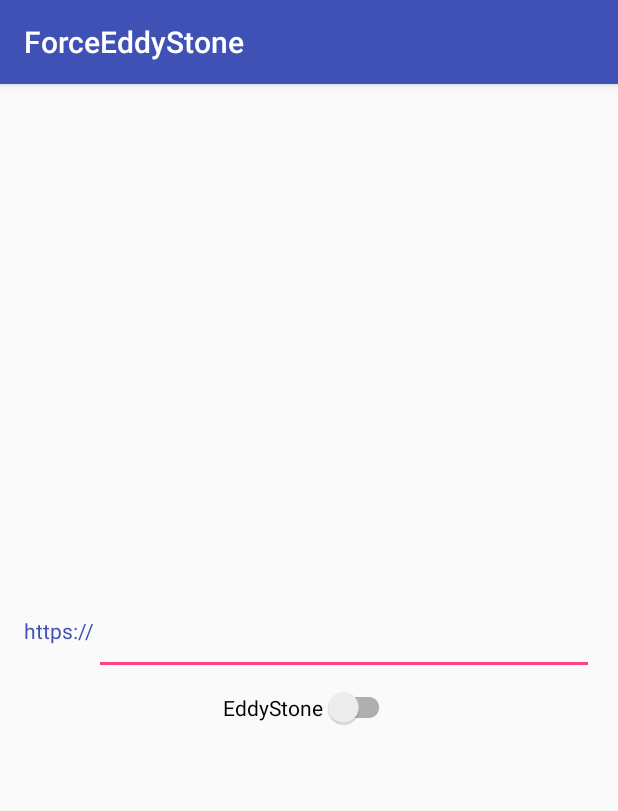
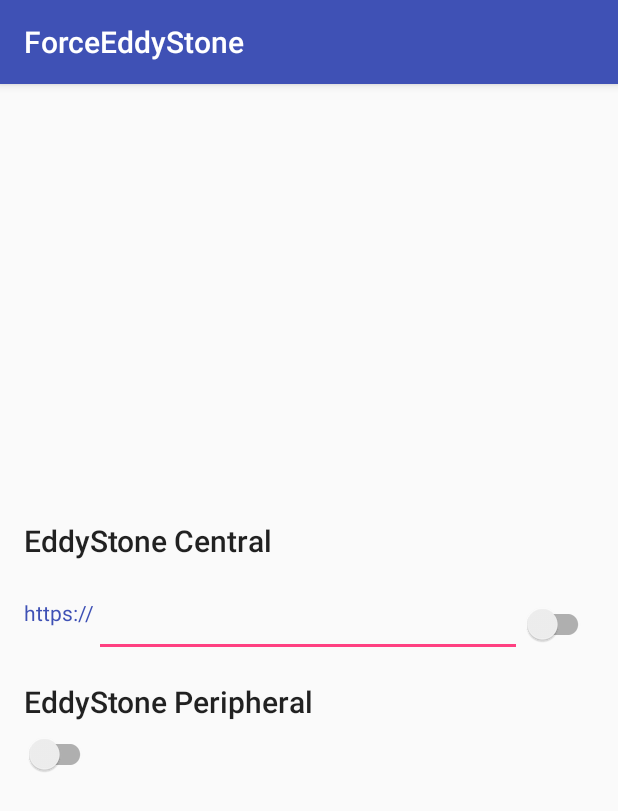
Before and after one commit to nosaka/force_eddyStone, an Android app: the screen it shows after launch (MainActivity), on a phone screen of 412 x 824 dp. Shown: the top 811 px of the screen. Run offline under Robolectric (Android 15) with nearby library versions, the phone set to English and light mode, and no system bars; libraries missing offline, so code that uses them is left out: org.altbeacon.beacon.

Commit message:
add peripheral service.

```diff
--- a/app/src/main/kotlin/nosaksh/me/forceeddystone/receiver/BootCompleteReceiver.kt
+++ b/app/src/main/kotlin/nosaksh/me/forceeddystone/receiver/BootCompleteReceiver.kt
@@ -14,7 +14,7 @@ class BootCompleteReceiver : BroadcastReceiver() {
         when (intent?.action) {
             "android.intent.action.BOOT_COMPLETED" -> {
                 context ?: return
-                if (Configuration.getBootEddystone(context)) {
+                if (Configuration.getBootEddystoneCentral(context)) {
                     context.startService(EddystoneCentralService.intent(context))
                 } else {
                     context.stopService(EddystoneCentralService.intent(context))
--- a/app/src/main/kotlin/nosaksh/me/forceeddystone/ui/MainActivity.kt
+++ b/app/src/main/kotlin/nosaksh/me/forceeddystone/ui/MainActivity.kt
@@ -1,10 +1,14 @@
 package nosaksh.me.forceeddystone.ui
 
+import android.Manifest
 import android.app.Activity
 import android.bluetooth.BluetoothAdapter
 import android.content.Context
 import android.content.Intent
+import android.content.pm.PackageManager
 import android.os.Bundle
+import android.support.v4.app.ActivityCompat
+import android.support.v4.content.ContextCompat
 import android.support.v7.app.AppCompatActivity
 import android.text.Editable
 import android.text.TextWatcher
@@ -13,6 +17,7 @@ import kotlinx.android.synthetic.main.activity_main.*
 import nosaksh.me.forceeddystone.R
 import nosaksh.me.forceeddystone.domain.Configuration
 import nosaksh.me.forceeddystone.service.EddystoneCentralService
+import nosaksh.me.forceeddystone.service.EddystonePeripheralService
 
 class MainActivity : AppCompatActivity() {
 
@@ -22,43 +27,45 @@ class MainActivity : AppCompatActivity() {
 
         private const val REQUEST_ENABLE_BLUETOOTH = 0x001
 
+        private const val REQUEST_PERMISSIONS = 0x002
+
         fun intent(context: Context) = Intent(context, MainActivity::class.java)
     }
 
     override fun onCreate(savedInstanceState: Bundle?) {
         super.onCreate(savedInstanceState)
         setContentView(R.layout.activity_main)
-        eddystoneSwitch.setOnCheckedChangeListener { _, isChecked ->
+        eddystoneCentralSwitch.setOnCheckedChangeListener { _, isChecked ->
             if (isChecked) {
                 startService(EddystoneCentralService.intent(this))
             } else {
                 stopService(EddystoneCentralService.intent(this))
             }
-            Configuration.saveBootEddystone(this@MainActivity, isChecked)
+            Configuration.saveBootEddystoneCentral(this@MainActivity, isChecked)
         }
-        eddystoneSwitch.isChecked = EddystoneCentralService.isRunning
+        eddystoneCentralSwitch.isChecked = EddystoneCentralService.isRunning
 
-        inputUrlEditText.addTextChangedListener(object : TextWatcher {
+        eddystoneCentralInputUrlEditText.addTextChangedListener(object : TextWatcher {
             override fun afterTextChanged(s: Editable?) = Unit
 
             override fun beforeTextChanged(s: CharSequence?, start: Int, count: Int, after: Int) = Unit
 
             override fun onTextChanged(s: CharSequence?, start: Int, before: Int, count: Int) {
                 val length = s?.toString()?.toByteArray()?.size ?: 0
-                inputUrlTextInputLayout.hint = s
+                eddystoneCentralinputUrlTextInputLayout.hint = s
                 if (length > MAX_BYTE_LEN_PHYSICAL_WEB_URL) {
-                    inputUrlEditText.error = getString(R.string.label_main_physical_web_url_max_error)
+                    eddystoneCentralInputUrlEditText.error = getString(R.string.label_main_eddystone_central_url_max_error)
                 } else {
-                    inputUrlEditText.error = null
+                    eddystoneCentralInputUrlEditText.error = null
                 }
             }
         })
-        inputUrlEditText.setOnEditorActionListener { view, actionId, _ ->
+        eddystoneCentralInputUrlEditText.setOnEditorActionListener { view, actionId, _ ->
             if (view.error != null) return@setOnEditorActionListener false
             when (actionId) {
                 EditorInfo.IME_ACTION_DONE -> {
                     Configuration.savePhysicalWebUrl(this@MainActivity, view.text.toString())
-                    if (eddystoneSwitch.isChecked) {
+                    if (eddystoneCentralSwitch.isChecked) {
                         startService(EddystoneCentralService.intent(this))
                     }
                 }
@@ -66,7 +73,18 @@ class MainActivity : AppCompatActivity() {
             }
             return@setOnEditorActionListener false
         }
-        inputUrlEditText.setText(Configuration.getPhysicalWebUrl(this))
+        eddystoneCentralInputUrlEditText.setText(Configuration.getPhysicalWebUrl(this))
+
+
+        eddystonePeripheralSwitch.setOnCheckedChangeListener { _, isChecked ->
+            if (isChecked) {
+                startService(EddystonePeripheralService.intent(this))
+            } else {
+                stopService(EddystonePeripheralService.intent(this))
+            }
+            Configuration.saveBootEddystonePeripheral(this@MainActivity, isChecked)
+        }
+        eddystonePeripheralSwitch.isChecked = EddystonePeripheralService.isRunning
 
         configureBluetooth()
     }
@@ -83,9 +101,19 @@ class MainActivity : AppCompatActivity() {
         }
     }
 
+    override fun onRequestPermissionsResult(requestCode: Int, permissions: Array<out String>, grantResults: IntArray) {
+        super.onRequestPermissionsResult(requestCode, permissions, grantResults)
+        if (grantResults.contains(PackageManager.PERMISSION_DENIED)) {
+            finish()
+        }
+    }
+
     private fun configureBluetooth() {
         if (BluetoothAdapter.getDefaultAdapter()?.isEnabled != true) {
             startActivityForResult(Intent(BluetoothAdapter.ACTION_REQUEST_ENABLE), REQUEST_ENABLE_BLUETOOTH)
         }
+        if (ContextCompat.checkSelfPermission(this, Manifest.permission.ACCESS_COARSE_LOCATION) != PackageManager.PERMISSION_GRANTED) {
+            ActivityCompat.requestPermissions(this, arrayOf(Manifest.permission.ACCESS_COARSE_LOCATION), REQUEST_PERMISSIONS)
+        }
     }
 }
--- a/app/src/main/res/layout/activity_main.xml
+++ b/app/src/main/res/layout/activity_main.xml
@@ -3,16 +3,27 @@
     xmlns:tools="http://schemas.android.com/tools"
     android:layout_width="match_parent"
     android:layout_height="match_parent"
-    android:gravity="center"
+    android:gravity="center_vertical"
     android:orientation="vertical"
     android:padding="@dimen/padding"
     tools:context=".ui.MainActivity">
 
+    <LinearLayout
+        android:layout_width="match_parent"
+        android:layout_height="wrap_content"
+        android:layout_marginBottom="@dimen/padding"
+        android:orientation="vertical">
+
+        <TextView
+            android:layout_width="wrap_content"
+            android:layout_height="wrap_content"
+            android:text="@string/label_main_eddystone_central_title"
+            android:textAppearance="@style/TextAppearance.AppCompat.Title" />
 
         <LinearLayout
             android:layout_width="match_parent"
             android:layout_height="wrap_content"
-        android:layout_marginBottom="@dimen/padding_middle"
+            android:layout_marginTop="@dimen/padding_middle"
             android:gravity="bottom"
             android:orientation="horizontal">
 
@@ -24,12 +35,13 @@
                 android:textColor="@color/colorPrimary" />
 
             <android.support.design.widget.TextInputLayout
-            android:id="@+id/inputUrlTextInputLayout"
-            android:layout_width="match_parent"
-            android:layout_height="wrap_content">
+                android:id="@+id/eddystoneCentralinputUrlTextInputLayout"
+                android:layout_width="0dp"
+                android:layout_height="wrap_content"
+                android:layout_weight="1">
 
                 <android.support.design.widget.TextInputEditText
-                android:id="@+id/inputUrlEditText"
+                    android:id="@+id/eddystoneCentralInputUrlEditText"
                     android:layout_width="match_parent"
                     android:layout_height="wrap_content"
                     android:inputType="textWebEditText"
@@ -38,14 +50,33 @@
 
             </android.support.design.widget.TextInputLayout>
 
+            <android.support.v7.widget.SwitchCompat
+                android:id="@+id/eddystoneCentralSwitch"
+                android:layout_width="wrap_content"
+                android:layout_height="wrap_content" />
 
         </LinearLayout>
 
+    </LinearLayout>
+
+    <LinearLayout
+        android:layout_width="match_parent"
+        android:layout_height="wrap_content"
+        android:layout_marginBottom="@dimen/padding"
+        android:orientation="vertical">
+
+        <TextView
+            android:layout_width="wrap_content"
+            android:layout_height="wrap_content"
+            android:text="@string/label_main_eddystone_peripheral_title"
+            android:textAppearance="@style/TextAppearance.AppCompat.Title" />
 
         <android.support.v7.widget.SwitchCompat
-        android:id="@+id/eddystoneSwitch"
+            android:id="@+id/eddystonePeripheralSwitch"
             android:layout_width="wrap_content"
             android:layout_height="wrap_content"
-        android:text="@string/label_main_eddystone_switch" />
+            android:layout_marginTop="@dimen/padding_middle" />
 
     </LinearLayout>
+
+</LinearLayout>
--- a/app/src/main/res/values/colors.xml
+++ b/app/src/main/res/values/colors.xml
@@ -3,4 +3,7 @@
     <color name="colorPrimary">#3F51B5</color>
     <color name="colorPrimaryDark">#303F9F</color>
     <color name="colorAccent">#FF4081</color>
+
+    <color name="colorNotificationEnterBeacon">#7bf762</color>
+    <color name="colorNotificationExitBeacon">#40acff</color>
 </resources>
--- a/app/src/main/res/values/strings.xml
+++ b/app/src/main/res/values/strings.xml
@@ -1,13 +1,19 @@
 <resources>
     <string name="app_name">ForceEddyStone</string>
-    <string name="eddystone_foreground_service_title">Eddystone</string>
-    <string name="eddystone_foreground_service_body">Eddystone Advertising</string>
-    <string name="eddystone_advertising_url">https://gmz.page.link/Z</string>
+    <string name="eddystone_central_foreground_service_title">Eddystone</string>
+    <string name="eddystone_central_foreground_service_body">Eddystone Advertising</string>
+    <string name="eddystone_central_advertising_url">https://gmz.page.link/Z</string>
     <string name="physical_web_url_scheme">https://</string>
+    <string name="eddystone_peripheral_foreground_service_title">Eddystone</string>
+    <string name="eddystone_peripheral_foreground_service_body">Eddystone Scanning</string>
 
 
-    <string name="label_main_eddystone_switch">EddyStone</string>
-    <string name="label_main_description">指定したURLをテキストボックスに入力し、スイッチをONにすると付近にEddystoneフォーマットのアドバタイズを行います。\n入力可能なURLはURLスキーマを除いたURLエンコード後の17バイトまでとなり、それ以上の場合はURL短縮サービスなどを使用して17バイト以内におさめてください。</string>
-    <string name="label_main_attention">本機能はBLEを使用します。端末のBluetoothをONにしてご利用ください。BLEをサポートしていない端末は使用することができません。</string>
-    <string name="label_main_physical_web_url_max_error">URLとして指定できるのはURLエンコード後17バイトまでです</string>
+    <string name="label_main_eddystone_central_title">EddyStone Central</string>
+    <string name="label_main_eddystone_central_description">指定したURLをテキストボックスに入力し、スイッチをONにすると付近にEddystoneフォーマットのアドバタイズを行います。\n入力可能なURLはURLスキーマを除いたURLエンコード後の17バイトまでとなり、それ以上の場合はURL短縮サービスなどを使用して17バイト以内におさめてください。</string>
+    <string name="label_main_eddystone_central_attention">本機能はBLEを使用します。端末のBluetoothをONにしてご利用ください。BLEをサポートしていない端末は使用することができません。</string>
+    <string name="label_main_eddystone_central_url_max_error">URLとして指定できるのはURLエンコード後17バイトまでです</string>
+    <string name="label_main_eddystone_peripheral_title">EddyStone Peripheral</string>
+    <string name="label_main_eddystone_peripheral_description">スイッチをONにすると付近にEddystoneフォーマットのBeaconのスキャンを開始します</string>
+    <string name="label_main_eddystone_peripheral_attention">本機能はBLEを使用します。端末のBluetoothをONにしてご利用ください。BLEをサポートしていない端末は使用することができません。</string>
+
 </resources>
```
Also changed, not shown: app/src/main/AndroidManifest.xml (+7 -0 lines), app/src/main/kotlin/nosaksh/me/forceeddystone/domain/Configuration.kt (+21 -7 lines), app/src/main/kotlin/nosaksh/me/forceeddystone/service/EddystoneCentralService.kt (+24 -45 lines), app/src/main/kotlin/nosaksh/me/forceeddystone/service/EddystonePeripheralService.kt (added, +111 -0 lines), app/src/main/kotlin/nosaksh/me/forceeddystone/util/EddystoneHelper.kt (added, +42 -0 lines), app/src/main/kotlin/nosaksh/me/forceeddystone/util/NotificationHelper.kt (deleted, +0 -32 lines), app/src/main/res/mipmap-hdpi/ic_stat_signal_enter.png (added), app/src/main/res/mipmap-mdpi/ic_stat_signal_enter.png (added), app/src/main/res/mipmap-xhdpi/ic_stat_signal_enter.png (added), app/src/main/res/mipmap-xxhdpi/ic_stat_signal_enter.png (added), app/src/main/res/mipmap-xxxhdpi/ic_stat_signal_enter.png (added), 1 other file. Lines whose indentation alone changed are shown as unchanged.
